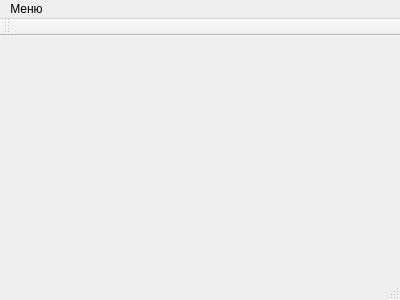
Above: Project/mainwindow.ui from romathebest/stoyan before the change. Below: the same form after it.
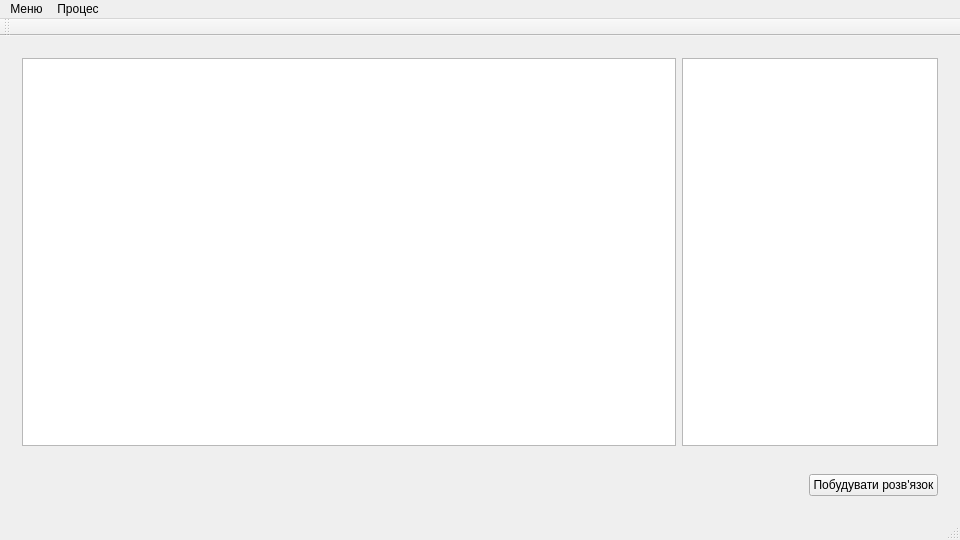
That is the form after the change.

```diff
--- a/Project/mainwindow.ui
+++ b/Project/mainwindow.ui
@@ -6,20 +6,100 @@
    <rect>
     <x>0</x>
     <y>0</y>
-    <width>400</width>
-    <height>300</height>
+    <width>960</width>
+    <height>540</height>
    </rect>
   </property>
   <property name="windowTitle">
    <string>Головне вікно</string>
   </property>
-  <widget class="QWidget" name="centralWidget"/>
+  <widget class="QWidget" name="centralWidget">
+   <layout class="QVBoxLayout" name="verticalLayout">
+    <item>
+     <widget class="QWidget" name="widget_2" native="true">
+      <property name="sizePolicy">
+       <sizepolicy hsizetype="Expanding" vsizetype="Expanding">
+        <horstretch>0</horstretch>
+        <verstretch>0</verstretch>
+       </sizepolicy>
+      </property>
+      <layout class="QHBoxLayout" name="horizontalLayout_2">
+       <item>
+        <widget class="QGraphicsView" name="graphicViewer"/>
+       </item>
+       <item>
+        <widget class="QTextEdit" name="dataInfo">
+         <property name="sizePolicy">
+          <sizepolicy hsizetype="Maximum" vsizetype="Expanding">
+           <horstretch>0</horstretch>
+           <verstretch>0</verstretch>
+          </sizepolicy>
+         </property>
+         <property name="minimumSize">
+          <size>
+           <width>20</width>
+           <height>0</height>
+          </size>
+         </property>
+         <property name="maximumSize">
+          <size>
+           <width>300</width>
+           <height>16777215</height>
+          </size>
+         </property>
+         <property name="font">
+          <font>
+           <pointsize>10</pointsize>
+          </font>
+         </property>
+         <property name="readOnly">
+          <bool>true</bool>
+         </property>
+        </widget>
+       </item>
+      </layout>
+     </widget>
+    </item>
+    <item>
+     <widget class="QWidget" name="widget" native="true">
+      <property name="sizePolicy">
+       <sizepolicy hsizetype="Expanding" vsizetype="Fixed">
+        <horstretch>0</horstretch>
+        <verstretch>0</verstretch>
+       </sizepolicy>
+      </property>
+      <layout class="QHBoxLayout" name="horizontalLayout">
+       <item>
+        <spacer name="horizontalSpacer">
+         <property name="orientation">
+          <enum>Qt::Horizontal</enum>
+         </property>
+         <property name="sizeHint" stdset="0">
+          <size>
+           <width>268</width>
+           <height>20</height>
+          </size>
+         </property>
+        </spacer>
+       </item>
+       <item>
+        <widget class="QPushButton" name="buildButton">
+         <property name="text">
+          <string>Побудувати розв'язок</string>
+         </property>
+        </widget>
+       </item>
+      </layout>
+     </widget>
+    </item>
+   </layout>
+  </widget>
   <widget class="QMenuBar" name="menuBar">
    <property name="geometry">
     <rect>
      <x>0</x>
      <y>0</y>
-     <width>400</width>
+     <width>960</width>
      <height>21</height>
     </rect>
    </property>
@@ -29,7 +109,15 @@
     </property>
     <addaction name="actionQuit"/>
    </widget>
+   <widget class="QMenu" name="menu_2">
+    <property name="title">
+     <string>Процес</string>
+    </property>
+    <addaction name="action"/>
+    <addaction name="action_2"/>
+   </widget>
    <addaction name="menu"/>
+   <addaction name="menu_2"/>
   </widget>
   <widget class="QToolBar" name="mainToolBar">
    <attribute name="toolBarArea">
```
Left out of the diff: 12 changed lines with no effect on the pictures.
